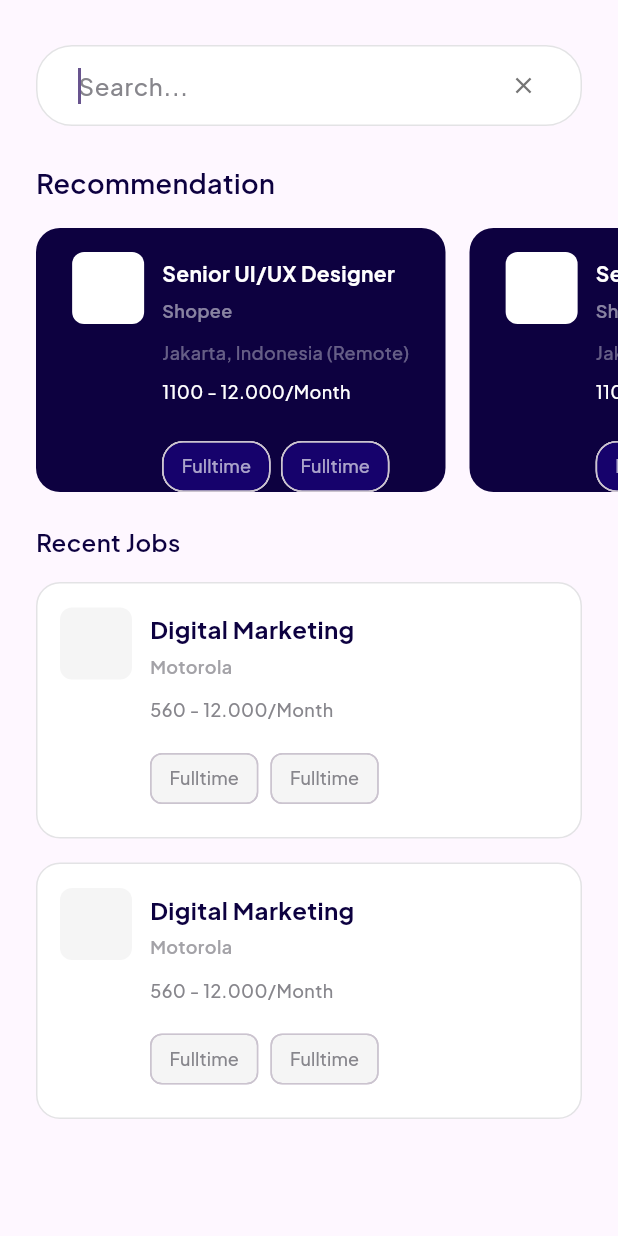
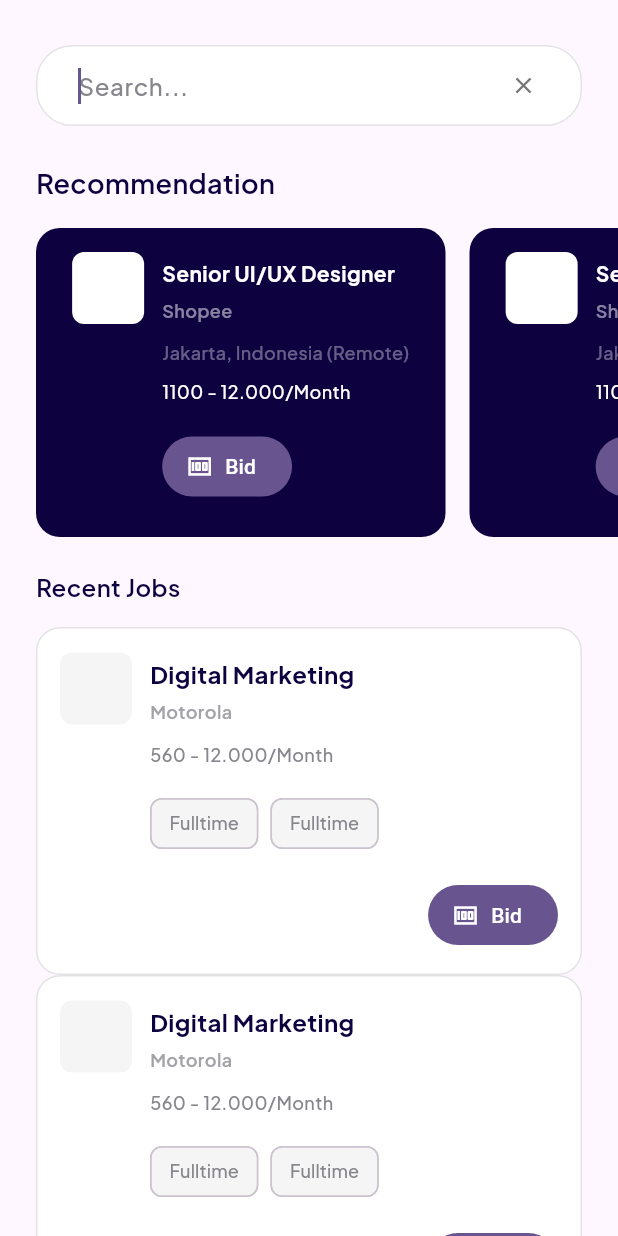
Before and after one commit to OmkarSsawant/Web3-Freelance-App, a Flutter app: the screen it shows after launch, on a phone screen of 412 x 824 dp. Run offline on Flutter 3.47's test engine with Material 3 defaults, Android fonts, the phone set to English and light mode, and no system bars; our stand-ins replace cached_network_image, dotted_border, flutter_svg, smooth_page_indicator; missing offline and left inert: web3dart.

Commit message:
Made Home Page UI Ready

```diff
--- a/lib/presentation/home_page/home_page.dart
+++ b/lib/presentation/home_page/home_page.dart
@@ -1,3 +1,5 @@
+import 'package:web3_freelancer/utils.dart';
+
 import '../home_page/widgets/eightyeight_item_widget.dart';
 import '../home_page/widgets/frame_item_widget.dart';
 import 'package:flutter/material.dart';
@@ -60,7 +62,7 @@ class HomePage extends StatelessWidget {
                 ),
               ),
               SizedBox(height: 15),
-              _buildEightyEight(context),
+              Expanded(child: _buildEightyEight(context)),
             ],
           ),
         ),
@@ -108,7 +110,7 @@ class HomePage extends StatelessWidget {
     return Align(
       alignment: Alignment.centerRight,
       child: SizedBox(
-        height: 176,
+        height: context.screenHeight * 0.25,
         child: ListView.separated(
           padding: EdgeInsets.only(left: 24),
           scrollDirection: Axis.horizontal,
@@ -122,7 +124,7 @@ class HomePage extends StatelessWidget {
           },
           itemCount: 2,
           itemBuilder: (context, index) {
-            return FrameItemWidget();
+            return ProjectRecommendationTileWidget();
           },
         ),
       ),
@@ -135,20 +137,10 @@ class HomePage extends StatelessWidget {
       alignment: Alignment.center,
       child: Padding(
         padding: EdgeInsets.symmetric(horizontal: 24),
-        child: ListView.separated(
-          physics: NeverScrollableScrollPhysics(),
-          shrinkWrap: true,
-          separatorBuilder: (
-            context,
-            index,
-          ) {
-            return SizedBox(
-              height: 16,
-            );
-          },
-          itemCount: 2,
+        child: ListView.builder(
+          itemCount: 7,
           itemBuilder: (context, index) {
-            return EightyeightItemWidget();
+            return ProjectTileWidget();
           },
         ),
       ),
--- a/lib/presentation/home_page/widgets/eightyeight_item_widget.dart
+++ b/lib/presentation/home_page/widgets/eightyeight_item_widget.dart
@@ -4,8 +4,8 @@ import 'package:web3_freelancer/core/app_export.dart';
 import 'package:web3_freelancer/widgets/custom_icon_button.dart';
 
 // ignore: must_be_immutable
-class EightyeightItemWidget extends StatelessWidget {
-  const EightyeightItemWidget({Key? key})
+class ProjectTileWidget extends StatelessWidget {
+  const ProjectTileWidget({Key? key})
       : super(
           key: key,
         );
@@ -84,6 +84,17 @@ class EightyeightItemWidget extends StatelessWidget {
                       children: List<Widget>.generate(
                           2, (index) => Fulltime3ItemWidget()),
                     ),
+                    SizedBox(height: 13),
+                    Container(
+                      width: double.infinity,
+                      child: Align(
+                        alignment: AlignmentDirectional.topEnd,
+                        child: FilledButton.icon(
+                            label: const Text("Bid"),
+                            onPressed: () {},
+                            icon: const Icon(Icons.money_outlined)),
+                      ),
+                    ),
                   ],
                 ),
               ),
--- a/lib/presentation/home_page/widgets/frame_item_widget.dart
+++ b/lib/presentation/home_page/widgets/frame_item_widget.dart
@@ -1,11 +1,13 @@
+import 'package:web3_freelancer/utils.dart';
+
 import 'fulltime1_item_widget.dart';
 import 'package:flutter/material.dart';
 import 'package:web3_freelancer/core/app_export.dart';
 import 'package:web3_freelancer/widgets/custom_icon_button.dart';
 
 // ignore: must_be_immutable
-class FrameItemWidget extends StatelessWidget {
-  const FrameItemWidget({Key? key})
+class ProjectRecommendationTileWidget extends StatelessWidget {
+  const ProjectRecommendationTileWidget({Key? key})
       : super(
           key: key,
         );
@@ -72,12 +74,10 @@ class FrameItemWidget extends StatelessWidget {
                       style: CustomTextStyles.labelLargeOnPrimaryContainer_3,
                     ),
                     SizedBox(height: 17),
-                    Wrap(
-                      runSpacing: 7,
-                      spacing: 7,
-                      children: List<Widget>.generate(
-                          2, (index) => Fulltime1ItemWidget()),
-                    ),
+                    FilledButton.icon(
+                        label: const Text("Bid"),
+                        onPressed: () {},
+                        icon: const Icon(Icons.money_outlined)),
                   ],
                 ),
               ),
```
